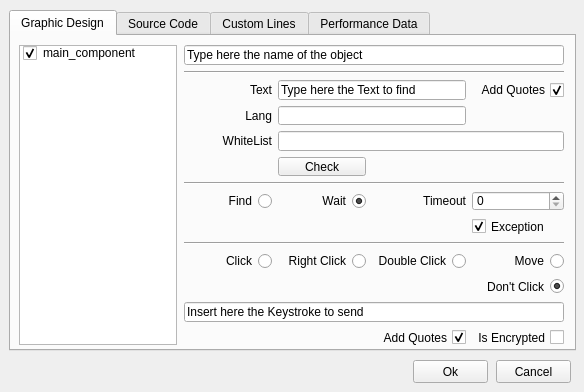
Above: alyvix/extra/robotide/qt_ui/alyvix_text_finder_properties_view.ui from alyvix/alyvix before the change. Below: the same form after it.
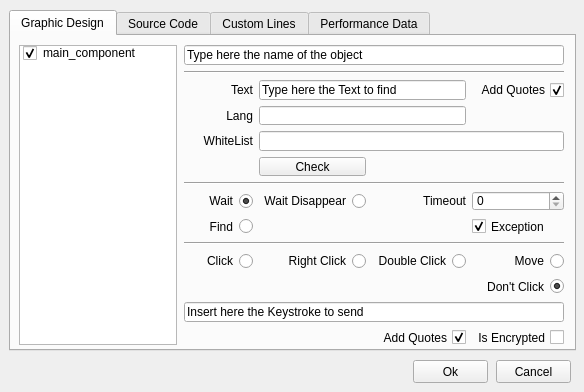
That is the form after the change.

Commit message: changes for image disappear method

```diff
--- a/alyvix/extra/robotide/qt_ui/alyvix_text_finder_properties_view.ui
+++ b/alyvix/extra/robotide/qt_ui/alyvix_text_finder_properties_view.ui
@@ -135,35 +135,6 @@
          </property>
         </widget>
        </item>
-       <item row="8" column="0">
-        <widget class="QRadioButton" name="find_radio">
-         <property name="layoutDirection">
-          <enum>Qt::RightToLeft</enum>
-         </property>
-         <property name="text">
-          <string>Find</string>
-         </property>
-         <attribute name="buttonGroup">
-          <string notr="true">buttonGroup_5</string>
-         </attribute>
-        </widget>
-       </item>
-       <item row="8" column="1">
-        <widget class="QRadioButton" name="wait_radio">
-         <property name="layoutDirection">
-          <enum>Qt::RightToLeft</enum>
-         </property>
-         <property name="text">
-          <string>Wait</string>
-         </property>
-         <property name="checked">
-          <bool>true</bool>
-         </property>
-         <attribute name="buttonGroup">
-          <string notr="true">buttonGroup_5</string>
-         </attribute>
-        </widget>
-       </item>
        <item row="4" column="0">
         <widget class="QLabel" name="lang_label">
          <property name="text">
@@ -302,6 +273,51 @@
          </property>
         </widget>
        </item>
+       <item row="9" column="0">
+        <widget class="QRadioButton" name="find_radio">
+         <property name="layoutDirection">
+          <enum>Qt::RightToLeft</enum>
+         </property>
+         <property name="text">
+          <string>Find</string>
+         </property>
+         <attribute name="buttonGroup">
+          <string notr="true">buttonGroup_5</string>
+         </attribute>
+        </widget>
+       </item>
+       <item row="8" column="0">
+        <widget class="QRadioButton" name="wait_radio">
+         <property name="layoutDirection">
+          <enum>Qt::RightToLeft</enum>
+         </property>
+         <property name="text">
+          <string>Wait</string>
+         </property>
+         <property name="checked">
+          <bool>true</bool>
+         </property>
+         <attribute name="buttonGroup">
+          <string notr="true">buttonGroup_5</string>
+         </attribute>
+        </widget>
+       </item>
+       <item row="8" column="1">
+        <widget class="QRadioButton" name="wait_disapp_radio">
+         <property name="layoutDirection">
+          <enum>Qt::RightToLeft</enum>
+         </property>
+         <property name="text">
+          <string>Wait Disappear</string>
+         </property>
+         <property name="checked">
+          <bool>false</bool>
+         </property>
+         <attribute name="buttonGroup">
+          <string notr="true">buttonGroup_5</string>
+         </attribute>
+        </widget>
+       </item>
       </layout>
      </widget>
     </widget>
```
The commit also changes 18 other files.
